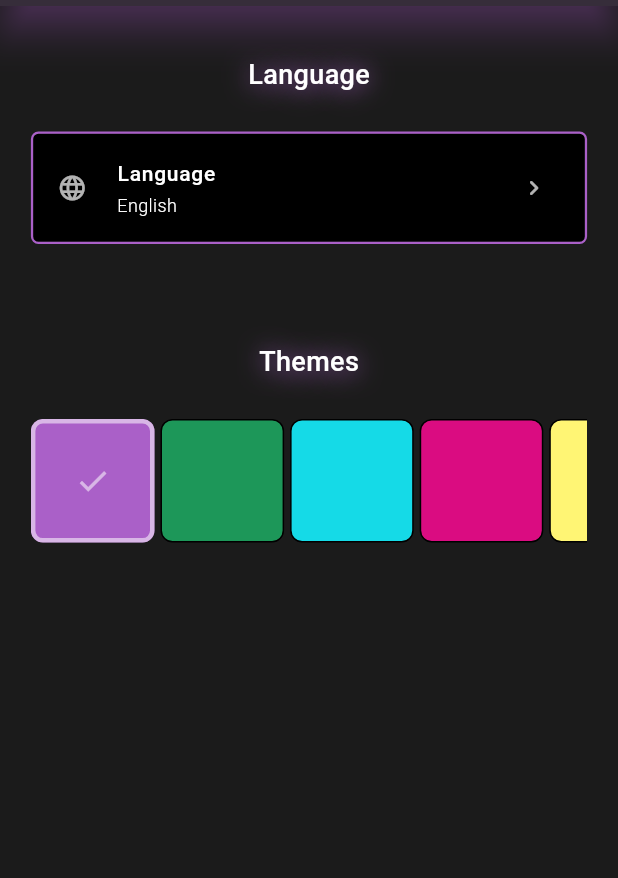
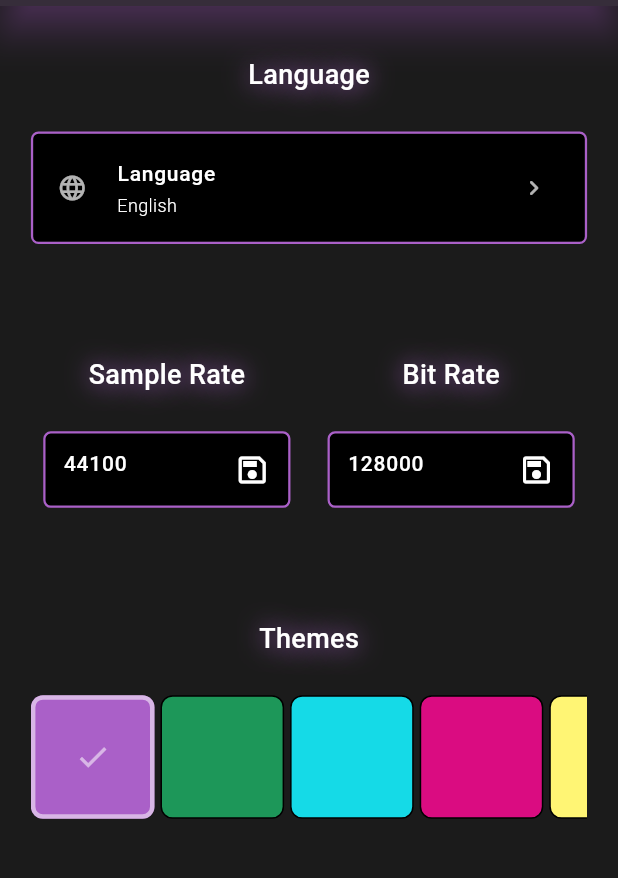
Before and after one commit to mattiolichiara/pitch_trainer, a Flutter app: the screen it shows after launch, after a tap on the "settings" icon, on a phone screen of 412 x 824 dp, the part 84-962 px from its top. Run offline on Flutter 3.47's test engine with Material 3 defaults, Android fonts, the phone set to English and light mode, and no system bars; our stand-ins replace flutter_bloc, flutter_localization, flutter_svg, fluttertoast, permission_handler, shared_preferences; missing offline and left inert: complex, flutter_audio_waveforms, flutter_sound, linear_progress_bar; statements that could not run were skipped.

Commit message:
+Changed Library Dedicated to Recording +Added the possibility to update BitRate and Sample Rate

```diff
--- a/lib/general/utils/languages.dart
+++ b/lib/general/utils/languages.dart
@@ -14,6 +14,8 @@ mixin Languages {
   static const String customText = "customText";
   static const String settings = "settings";
   static const String exitToast = "exitToast";
+  static const String savedSampleRate = "savedSampleRate";
+  static const String savedBitRate = "savedBitRate";
 
   static const Map<String, dynamic> EN = {
     selectTheme: "Themes",
@@ -29,6 +31,8 @@ mixin Languages {
     customText: "Select your frequency range",
     settings: "Settings",
     exitToast: "Double Tap to Exit",
+    savedSampleRate: "Sample Rate Saved",
+    savedBitRate: "Bit Rate Saved",
   };
 
   static const Map<String, dynamic> IT = {
@@ -45,5 +49,7 @@ mixin Languages {
     customText: "Seleziona un range di frequenze",
     settings: "Impostazioni",
     exitToast: "Tocca due volte per uscire",
+    savedSampleRate: "Sample Rate Aggiornato",
+    savedBitRate: "Bit Rate Aggiornato",
   };
 }
--- a/lib/general/view/settings.dart
+++ b/lib/general/view/settings.dart
@@ -1,9 +1,13 @@
 import 'package:flutter/material.dart';
 import 'package:flutter_bloc/flutter_bloc.dart';
 import 'package:flutter_localization/flutter_localization.dart';
+import 'package:fluttertoast/fluttertoast.dart';
 import 'package:pitch_trainer/general/utils/languages.dart';
 import 'package:pitch_trainer/sampling/widgets/instrument_expansion_tile.dart';
+import 'package:pitch_trainer/sampling/widgets/text_field_card.dart';
+import 'package:shared_preferences/shared_preferences.dart';
 import '../../general/widgets/home_app_bar.dart';
+import '../../sampling/utils/recorder.dart';
 import '../utils/theme_cubit.dart';
 import '../widgets/ui_utils.dart';
 
@@ -17,10 +21,14 @@ class Settings extends StatefulWidget {
 class _Settings extends State<Settings> {
   bool _isExpanded = false;
   late String _selectedLanguage;
+  final TextEditingController _sampleRateController = TextEditingController();
+  final TextEditingController _bitRateController = TextEditingController();
+  late SharedPreferences _prefs;
 
   @override
   void initState() {
     WidgetsFlutterBinding.ensureInitialized();
+    _getPreferences();
     super.initState();
   }
 
@@ -32,6 +40,149 @@ class _Settings extends State<Settings> {
     });
   }
 
+  void _getPreferences() async {
+    _prefs = await SharedPreferences.getInstance();
+    _getBitRate();
+    _getSampleRate();
+    setState(() {
+
+    });
+  }
+
+  //BIT RATE
+  //STYLE
+  Widget _bitRateTitle(size, td) {
+    return SizedBox(
+      width: size.width*0.4,
+      child: Align(
+        alignment: Alignment.center,
+        child: Text(
+          "Bit Rate",
+          style: TextStyle(color: td.colorScheme.onSurface, fontWeight: FontWeight.w500, fontSize: 18, shadows: [UiUtils.widgetsShadow(80, 20, td),]),
+        ),
+      ),
+    );
+  }
+
+  Widget _bitRateField(Size size) {
+    return SizedBox(
+      width: size.width*0.4,
+      child: TextFieldCard(
+        controller: _bitRateController,
+        hintText: Recorder.defaultBitRate.toString(),
+        isEnabled: true,
+        trailingIcon: Icons.save_outlined,
+        onTrailingIconPressed: () => _setBitRate(_bitRateController.text),
+        onChanged: (value) {
+          _bitRateController.text = value;
+        },
+      ),
+    );
+  }
+
+  Widget _bitRate(Size size, td) {
+    return Column(
+      children: [
+        _bitRateTitle(size, td),
+        SizedBox(height: size.height*0.03,),
+        _bitRateField(size),
+      ],
+    );
+  }
+
+  //METHODS
+  void _getBitRate() async {
+    _bitRateController.text = (_prefs.getInt('bitRate') ?? Recorder.defaultBitRate).toString();
+  }
+
+  VoidCallback? _setBitRate(String bitRate) {
+    if(bitRate=="") {
+      setState(() {
+        bitRate = Recorder.defaultBitRate.toString();
+      });
+    }
+    setState(() {
+      _bitRateController.text = bitRate;
+    });
+    _prefs.setInt('bitRate', int.parse(bitRate));
+    Fluttertoast.showToast(msg: Languages.savedBitRate.getString(context));
+    return null;
+  }
+
+  //SAMPLE RATE
+  //STYLE
+  Widget _sampleRateTitle(size, td) {
+    return SizedBox(
+      width: size.width*0.4,
+      child: Align(
+        alignment: Alignment.center,
+        child: Text(
+          "Sample Rate",
+          style: TextStyle(color: td.colorScheme.onSurface, fontWeight: FontWeight.w500, fontSize: 18, shadows: [UiUtils.widgetsShadow(80, 20, td),]),
+        ),
+      ),
+    );
+  }
+
+  Widget _sampleRateField(Size size) {
+    return SizedBox(
+      width: size.width*0.4,
+      child: TextFieldCard(
+          controller: _sampleRateController,
+          hintText: Recorder.defaultSampleRate.toString(),
+          isEnabled: true,
+          onChanged: (value) {
+            _sampleRateController.text = value;
+          },
+          onTrailingIconPressed: () => _setSampleRate(_sampleRateController.text),
+          trailingIcon: Icons.save_outlined,
+      ),
+    );
+  }
+
+  Widget _sampleRate(Size size, td) {
+    return Column(
+        children: [
+          _sampleRateTitle(size, td),
+          SizedBox(height: size.height*0.03,),
+          _sampleRateField(size),
+        ],
+    );
+  }
+
+  //METHODS
+  void _getSampleRate() async {
+    _sampleRateController.text = (_prefs.getInt('sampleRate') ?? Recorder.defaultSampleRate).toString();
+  }
+
+  VoidCallback? _setSampleRate(String sampleRate) {
+    if(sampleRate=="") {
+      setState(() {
+        sampleRate = Recorder.defaultSampleRate.toString();
+      });
+    }
+    setState(() {
+      _sampleRateController.text = sampleRate;
+    });
+    _prefs.setInt('sampleRate', int.parse(sampleRate));
+    Fluttertoast.showToast(msg: Languages.savedSampleRate.getString(context));
+    return null;
+  }
+
+  //SAMPLE + BIT RATE
+  Widget _audioOptions(Size size, ThemeData td) {
+    return Row(
+      crossAxisAlignment: CrossAxisAlignment.center,
+      mainAxisAlignment: MainAxisAlignment.center,
+      children: [
+        _sampleRate(size, td),
+        SizedBox(width: size.width*0.06,),
+        _bitRate(size, td),
+      ],
+    );
+  }
+
+  //THEME
   //STYLE
   Widget _themeTitle(size, td) {
     return SizedBox(
@@ -215,6 +366,7 @@ class _Settings extends State<Settings> {
     FlutterLocalization.instance.translate(keyLang);
   }
 
+  //GENERAL
   void _onTapOutOfFocus() {
     Future.delayed(Duration(milliseconds: 200), () {
       if(_isExpanded) {
@@ -243,12 +395,18 @@ class _Settings extends State<Settings> {
         ),
         body: UiUtils.handleEmptyTaps(
           _onTapOutOfFocus,
-          Column(
-            children: [
-              _languageSection(size, td),
-              _themeSection(size, td),
-            ],
-          ),
+          SingleChildScrollView(
+            scrollDirection: Axis.vertical,
+            child: Column(
+              children: [
+                _languageSection(size, td),
+                SizedBox(height: size.height*0.05,),
+                _audioOptions(size, td),
+                SizedBox(height: size.height*0.05,),
+                _themeSection(size, td),
+              ],
+            ),
+          )
         ),
       ),
     );
--- a/lib/sampling/utils/recorder.dart
+++ b/lib/sampling/utils/recorder.dart
@@ -1,35 +1,48 @@
+import 'dart:async';
 import 'dart:typed_data';
-
+import 'package:flutter_sound/flutter_sound.dart';
 import 'package:flutter/material.dart';
-import 'package:permission_handler/permission_handler.dart';
-import 'package:record/record.dart';
+import 'package:shared_preferences/shared_preferences.dart';
 
 class Recorder {
-  static final int sampleRate = 44100;
-  static final int bitRate = 128000;
+  static late int sampleRate;
+  static late int bitRate;
+  static final int defaultSampleRate = 44100;
+  static final int defaultBitRate = 128000;
+  static StreamController<Uint8List>? _controller;
 
-  static Future<void> startRecording(AudioRecorder recorder, Function? processAudio, Function? setRecordingState) async {
+  static void _getValues() async {
+    SharedPreferences prefs = await SharedPreferences.getInstance();
+    sampleRate = prefs.getInt('sampleRate') ?? defaultSampleRate;
+    bitRate = prefs.getInt('bitRate') ?? defaultBitRate;
+  }
+
+  static Future<void> startRecording(FlutterSoundRecorder recorder, Function(Stream<Uint8List>) processAudio, Function? setRecordingState) async {
+    _getValues();
     try {
-      Stream<Uint8List> stream = await recorder.startStream(
-           RecordConfig(
-              encoder: AudioEncoder.pcm16bits,
-              sampleRate: sampleRate,
-              bitRate: bitRate,
-              noiseSuppress: true,));
-      debugPrint("Stream Started");
+      _controller = StreamController<Uint8List>();
 
-      if(processAudio!=null) processAudio(stream);
-      if(setRecordingState!=null) setRecordingState(true);
+      await recorder.startRecorder(
+        toStream: _controller!.sink,
+        codec: Codec.pcm16,
+        sampleRate: sampleRate,
+        enableVoiceProcessing: true
+      );
 
+      debugPrint("Recording started...");
+
+      processAudio(_controller!.stream);
+
+      if (setRecordingState != null) setRecordingState(true);
     } catch (e) {
       debugPrint("Start Recording Error: $e");
     }
   }
 
-  static Future<void> resumeRecording(AudioRecorder recorder, Function? setRecordingState, Future<void>? startRecording) async {
-    if(await recorder.isPaused()) {
+  static Future<void> resumeRecording(FlutterSoundRecorder recorder, Function? setRecordingState, Future<void>? startRecording) async {
+    if(recorder.isPaused) {
       try {
-        await recorder.resume();
+        await recorder.resumeRecorder();
         debugPrint("Recorder resumed...");
         if(setRecordingState!=null) setRecordingState(true);
       } catch(e) {
@@ -40,26 +53,27 @@ class Recorder {
     }
   }
 
-  static Future<void> pauseRecording(AudioRecorder recorder, Function? resetValues) async {
-    if(await recorder.isRecording()) {
+  static Future<void> pauseRecording(FlutterSoundRecorder recorder, Function? resetValues, Function? setRecordingState) async {
+    if(recorder.isRecording) {
       try {
-        await recorder.pause();
+        await recorder.pauseRecorder();
         debugPrint("Recorder paused...");
         if(resetValues!=null) resetValues();
+        if(setRecordingState!=null) setRecordingState(false);
       } catch(e) {
         debugPrint("Pause Recording Error: $e");
       }
     }
   }
 
-  static Future<void> stopRecording(AudioRecorder recorder, Function? resetValues) async {
-    if(await recorder.isRecording()) {
+  static Future<void> stopRecording(FlutterSoundRecorder recorder, Function? resetValues, Function? setRecordingState) async {
+    if(recorder.isRecording) {
       try {
-        await recorder.stop();
-        await recorder.cancel();
-        recorder.dispose();
+        await recorder.stopRecorder();
+        recorder.closeRecorder();
         debugPrint("Recorder stopped...");
         if(resetValues!=null) resetValues();
+        if(setRecordingState!=null) setRecordingState(false);
       } catch(e) {
         debugPrint("Stop Recording Error: $e");
       }
--- a/lib/sampling/utils/sound_processing.dart
+++ b/lib/sampling/utils/sound_processing.dart
@@ -11,7 +11,7 @@ class SoundProcessing {
     List<int> int16Samples = [];
 
     for (int i = 0; i < byteData.lengthInBytes; i += 2) {
-      int16Samples.add(byteData.getInt16(i, Endian.little));  // Ensure LITTLE-ENDIAN
+      int16Samples.add(byteData.getInt16(i, Endian.little));
     }
 
     return int16Samples;
--- a/lib/sampling/view/sound_sampling.dart
+++ b/lib/sampling/view/sound_sampling.dart
@@ -5,6 +5,7 @@ import 'package:complex/complex.dart';
 import 'package:flutter/material.dart';
 import 'package:flutter/services.dart';
 import 'package:flutter_localization/flutter_localization.dart';
+import 'package:flutter_sound/public/flutter_sound_recorder.dart';
 import 'package:fluttertoast/fluttertoast.dart';
 import 'package:pitch_trainer/sampling/utils/recorder.dart';
 import 'package:pitch_trainer/sampling/utils/sound_processing.dart';
@@ -14,7 +15,6 @@ import 'package:flutter_svg/svg.dart';
 import 'package:linear_progress_bar/linear_progress_bar.dart';
 import 'package:pitch_trainer/sampling/view/sampling_type.dart';
 import 'package:shared_preferences/shared_preferences.dart';
-import 'package:record/record.dart';
 
 import '../../general/utils/languages.dart';
 import '../../general/view/settings.dart';
@@ -39,7 +39,7 @@ class _SoundSampling extends State<SoundSampling> with WidgetsBindingObserver {
   double _minFrequency = 0.0;
   double _maxFrequency = 0.0;
   String _selectedInstrument = "";
-  late AudioRecorder _recorder;
+  late FlutterSoundRecorder _recorder;
   bool _isRecording = false;
   bool _isLoading = true;
 
@@ -47,7 +47,7 @@ class _SoundSampling extends State<SoundSampling> with WidgetsBindingObserver {
   void initState() {
     _loadPreferences().then((_){});
 
-    _recorder = AudioRecorder();
+    _recorder = FlutterSoundRecorder();
     WidgetsBinding.instance.addObserver(this);
     _requestPermissions(_recorder);
 
@@ -57,15 +57,15 @@ class _SoundSampling extends State<SoundSampling> with WidgetsBindingObserver {
   @override
   void dispose() {
     WidgetsBinding.instance.removeObserver(this);
-    _recorder.dispose();
-    Recorder.stopRecording(_recorder, _resetPitchValues);
+    _recorder.closeRecorder();
+    Recorder.stopRecording(_recorder, _resetPitchValues, _setRecordingState);
     super.dispose();
   }
 
   @override
   void didChangeAppLifecycleState(AppLifecycleState state) {
     if (state == AppLifecycleState.paused || state == AppLifecycleState.detached || state == AppLifecycleState.hidden) {
-      Recorder.pauseRecording(_recorder, _resetPitchValues);
+      Recorder.pauseRecording(_recorder, _resetPitchValues, _setRecordingState);
     } else if (state == AppLifecycleState.resumed) {
       Recorder.resumeRecording(_recorder, _setRecordingState, _requestPermissions(_recorder));
     }
@@ -110,7 +110,7 @@ class _SoundSampling extends State<SoundSampling> with WidgetsBindingObserver {
         colorFilter: ColorFilter.mode(td.colorScheme.onSurface, BlendMode.srcIn),
       ),
       onPressed: () {
-        Recorder.pauseRecording(_recorder, _resetPitchValues);
+        Recorder.pauseRecording(_recorder, _resetPitchValues, _setRecordingState);
       },
     );
   }
@@ -305,7 +305,6 @@ class _SoundSampling extends State<SoundSampling> with WidgetsBindingObserver {
       _selectedOctave = "";
       _accuracy = 0.0;
       _samples = [];
-      _setRecordingState(false);
     });
   }
 
@@ -336,22 +335,23 @@ class _SoundSampling extends State<SoundSampling> with WidgetsBindingObserver {
   }
 
   void _onPressedInstruments() {
-    Recorder.pauseRecording(_recorder, _resetPitchValues);
+    Recorder.pauseRecording(_recorder, _resetPitchValues, _setRecordingState);
     Navigator.of(context).push(MaterialPageRoute(
       builder: (context) => const SamplingType(),
     ));
   }
 
   void _onPressedSettings() {
-    Recorder.pauseRecording(_recorder, _resetPitchValues);
+    Recorder.pauseRecording(_recorder, _resetPitchValues, _setRecordingState);
     Navigator.of(context).push(MaterialPageRoute(
       builder: (context) => const Settings(),
     ));
   }
 
-  Future<void> _requestPermissions(AudioRecorder recorder) async {
+  Future<void> _requestPermissions(FlutterSoundRecorder recorder) async {
+    await _recorder.openRecorder();
     PermissionStatus audio = await Permission.microphone.request();
-    if(await recorder.hasPermission() && !audio.isDenied) {
+    if(audio.isGranted) {
       setState(() {
         _isPermissionAllowed = true;
         Recorder.startRecording(_recorder, _processAudio, _setRecordingState);
@@ -359,8 +359,8 @@ class _SoundSampling extends State<SoundSampling> with WidgetsBindingObserver {
     } else {
       setState(() async {
         _isPermissionAllowed = false;
-        if(await recorder.isRecording()) {
-          Recorder.stopRecording(_recorder, _resetPitchValues);
+        if(recorder.isRecording) {
+          Recorder.stopRecording(_recorder, _resetPitchValues, _setRecordingState);
         }
       });
     }
@@ -373,10 +373,10 @@ class _SoundSampling extends State<SoundSampling> with WidgetsBindingObserver {
     stream.listen((data) {
       List<Complex> processedData = SoundProcessing.fft(SoundProcessing.convertToComplex(SoundProcessing.convertToInt16(data)));
       double frequency = SoundProcessing.getFrequency(SoundProcessing.getPeakIndex(processedData), Recorder.sampleRate, (data.length/2).toInt());
-      String note = SoundProcessing.getClosestNoteFromFrequency(frequency);
 
       //debugPrint("NOTE: $note, FREQUENCY: $frequency");
       if (frequency >= _minFrequency && frequency <= _maxFrequency) {
+        String note = SoundProcessing.getClosestNoteFromFrequency(frequency);
         _setPitchValues(note, frequency);
       }
     });
--- /dev/null
+++ b/lib/sampling/widgets/text_field_card.dart
@@ -0,0 +1,103 @@
+import 'package:flutter/material.dart';
+import 'package:flutter/services.dart';
+
+class TextFieldCard extends StatefulWidget {
+  const TextFieldCard({
+    super.key,
+    required this.controller,
+    required this.hintText,
+    this.isEnabled = true,
+    this.onChanged,
+    required this.trailingIcon,
+    required this.onTrailingIconPressed,
+  });
+
+  final TextEditingController controller;
+  final String hintText;
+  final bool isEnabled;
+  final Function(String)? onChanged;
+  final IconData? trailingIcon;
+  final VoidCallback? onTrailingIconPressed;
+
+
+  @override
+  State<TextFieldCard> createState() => _TextFieldCardState();
+}
+
+class _TextFieldCardState extends State<TextFieldCard> {
+  final FocusNode _focusNode = FocusNode();
+
+  @override
+  void initState() {
+    super.initState();
+    _focusNode.addListener(_onFocusChange);
+  }
+
+  @override
+  void dispose() {
+    _focusNode.removeListener(_onFocusChange);
+    _focusNode.dispose();
+    super.dispose();
+  }
+
+  void _onFocusChange() {
+    if (!_focusNode.hasFocus) {
+      if (widget.onTrailingIconPressed != null) {
+        widget.onTrailingIconPressed!();
+      }
+    }
+  }
+
+  Color _getTextColor(ThemeData td) {
+    return widget.isEnabled ? td.colorScheme.onSurface : Colors.white38;
+  }
+
+  Color _getBorderColor(ThemeData td) {
+    return widget.isEnabled ? td.colorScheme.primary : Colors.white38;
+  }
+
+  @override
+  Widget build(BuildContext context) {
+    ThemeData td = Theme.of(context);
+
+    return Container(
+      decoration: BoxDecoration(
+        color: td.colorScheme.onPrimaryContainer,
+        borderRadius: BorderRadius.circular(5),
+        border: Border.all(
+          color: _getBorderColor(td),
+          width: 1.5,
+        ),
+      ),
+      child: TextField(
+        focusNode: _focusNode,
+        controller: widget.controller,
+        keyboardType: TextInputType.number,
+        inputFormatters: [FilteringTextInputFormatter.digitsOnly],
+        enabled: widget.isEnabled,
+        onChanged: widget.onChanged,
+        style: TextStyle(
+          fontWeight: FontWeight.w500,
+          fontSize: 14,
+          color: _getTextColor(td),
+        ),
+        decoration: InputDecoration(
+          contentPadding: const EdgeInsets.symmetric(horizontal: 12, vertical: 10),
+          hintText: widget.hintText,
+          hintStyle: TextStyle(
+            fontWeight: FontWeight.w300,
+            fontSize: 12,
+            color: _getTextColor(td).withOpacity(0.6),
+          ),
+          border: InputBorder.none,
+          suffixIcon: widget.trailingIcon != null
+              ? IconButton(
+            icon: Icon(widget.trailingIcon, color: _getTextColor(td)),
+            onPressed: widget.onTrailingIconPressed,
+          )
+              : null,
+        ),
+        ),
+    );
+  }
+}
--- a/pubspec.yaml
+++ b/pubspec.yaml
@@ -32,7 +32,6 @@ dependencies:
     sdk: flutter
   flutter_svg: ^2.0.10+1
   permission_handler: ^11.3.1
-  record: ^5.2.1
   flutter_audio_waveforms: ^1.2.1+8
   flutter_launcher_icons: ^0.14.1
   flutter_native_splash: ^2.4.1
@@ -43,6 +42,7 @@ dependencies:
   flutter_localization: ^0.3.1
   fluttertoast: ^8.2.12
   flutter_overlay_window: ^0.4.5
+  flutter_sound: ^9.25.9
 
   # The following adds the Cupertino Icons font to your application.
   # Use with the CupertinoIcons class for iOS style icons.
```
Also changed, not shown: pubspec.lock, 6 other files.
